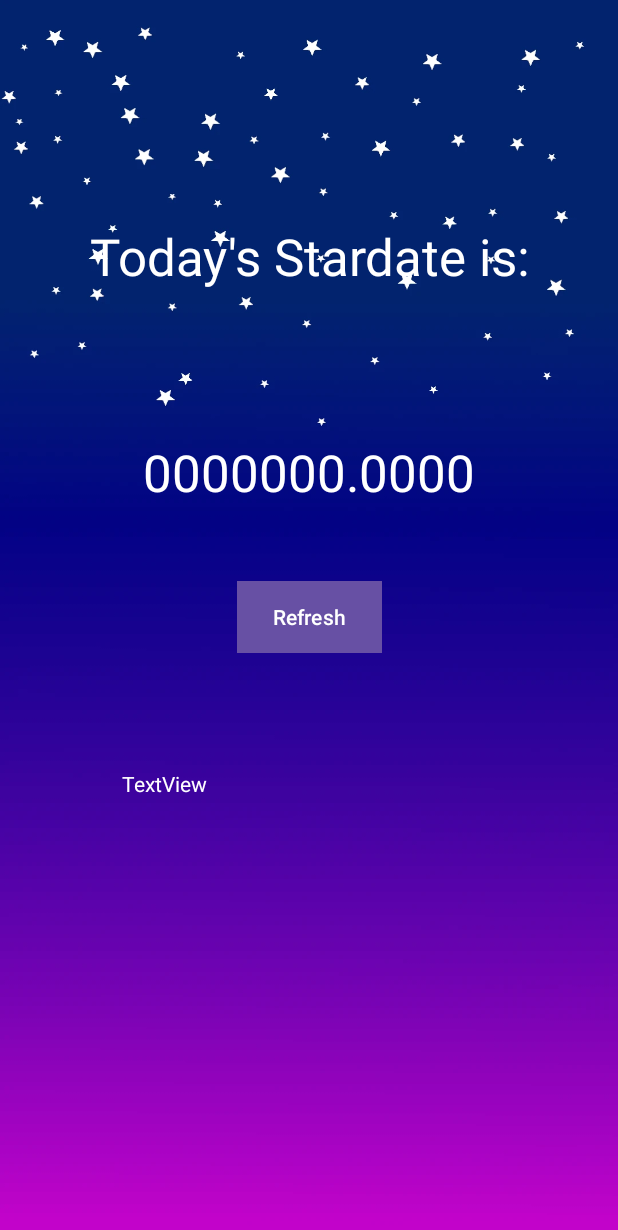
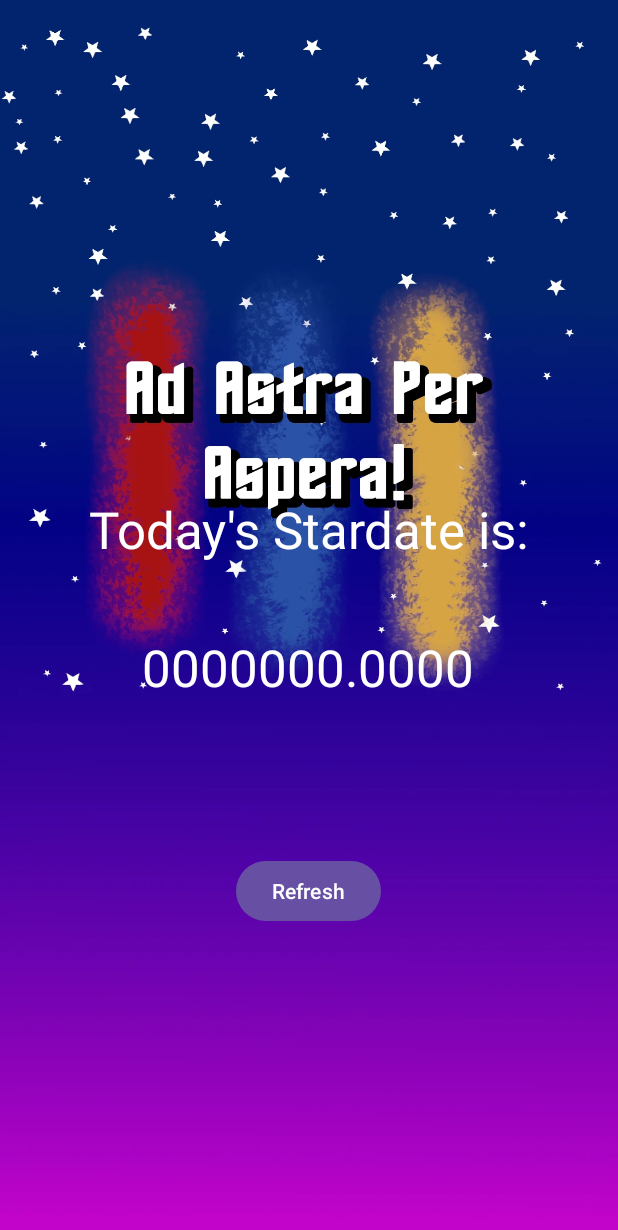
Before and after one commit to 2744-ContriteArray/Calendarium-Stellare-in-Androidio, an Android app: the layout activity_main.xml on its own in the app's theme, with its tools: preview values and no code run, on a phone screen of 412 x 824 dp. Shown: the top 1230 px of the screen. Run offline under Robolectric (Android 15) with nearby library versions, the light colour scheme and no system bars.

Commit message:
VERSION 0.1.4
- Updated background image
- Disabled visibility on debug TextView
- Moved widgets down the screen

WARNING
Days calculation *APPEARS* to be fixed. However, this has happened before and then relapsed due to yet unknown cause(s). Close observation required!

CURRENT ISSUES
- Calculations in calcStardate() need verification
- Minutes are not calculating properly
   - evaluates to a constant regardless of elapsed time. will not increment
- Time of day is currently behind by approximately 0h49m11s
   - python time: 04.3722
   - Java time: 03.4811
   - Earth time 4:48 pm EST (9/10/26)

```diff
--- a/app/src/main/res/layout/activity_main.xml
+++ b/app/src/main/res/layout/activity_main.xml
@@ -5,44 +5,58 @@
     android:id="@+id/main"
     android:layout_width="match_parent"
     android:layout_height="match_parent"
-    tools:context=".MainActivity"
-    android:background="@mipmap/app_backdrop">
+    android:background="@mipmap/app_backdrop"
+    tools:context=".MainActivity">
 
     <TextView
         android:id="@+id/Today_is"
         android:layout_width="wrap_content"
         android:layout_height="wrap_content"
-        android:layout_marginTop="148dp"
+        android:layout_marginTop="330dp"
         android:accessibilityHeading="true"
         android:contentDescription="Today's stardate is:"
         android:editable="false"
         android:text="Today's Stardate is:"
         android:textAlignment="center"
+        android:textColor="@color/white"
         android:textIsSelectable="false"
         android:textSize="34sp"
-        android:textColor="@color/white"
         app:layout_constraintEnd_toEndOf="parent"
-        app:layout_constraintHorizontal_bias="0.5"
+        app:layout_constraintHorizontal_bias="0.495"
         app:layout_constraintStart_toStartOf="parent"
         app:layout_constraintTop_toTopOf="parent" />
+
+    <Button
+        android:id="@+id/refresher"
+        android:layout_width="wrap_content"
+        android:layout_height="wrap_content"
+        android:layout_marginTop="56dp"
+        android:layout_marginBottom="160dp"
+        android:enabled="true"
+        android:text="Refresh"
+        android:textColorLink="#E7E701"
+        app:layout_constraintBottom_toBottomOf="parent"
+        app:layout_constraintEnd_toEndOf="parent"
+        app:layout_constraintHorizontal_bias="0.498"
+        app:layout_constraintStart_toStartOf="parent"
+        app:layout_constraintTop_toBottomOf="@+id/NowDate"
+        app:strokeColor="#D6A444" />
 
     <TextView
         android:id="@+id/NowDate"
         android:layout_width="wrap_content"
         android:layout_height="wrap_content"
         android:layout_marginTop="58dp"
-        android:layout_marginBottom="435dp"
+        android:width="250sp"
+        android:height="34sp"
         android:editable="false"
         android:text="0000000.0000"
-        android:height="34sp"
-        android:width="250sp"
         android:textAlignment="center"
+        android:textColor="@color/white"
         android:textIsSelectable="true"
         android:textSize="34sp"
-        android:textColor="@color/white"
-        app:layout_constraintBottom_toBottomOf="parent"
         app:layout_constraintEnd_toEndOf="parent"
-        app:layout_constraintHorizontal_bias="0.5"
+        app:layout_constraintHorizontal_bias="0.496"
         app:layout_constraintStart_toStartOf="parent"
         app:layout_constraintTop_toBottomOf="@+id/Today_is" />
 
@@ -50,31 +64,18 @@
         android:id="@+id/debugHermes"
         android:layout_width="wrap_content"
         android:layout_height="wrap_content"
-        android:layout_marginTop="175dp"
+        android:layout_marginBottom="15dp"
         android:width="250sp"
         android:height="250sp"
         android:backgroundTint="#7C7B7B"
+        android:enabled="false"
         android:scrollHorizontally="false"
         android:text="TextView"
         android:textColor="@color/white"
-        android:visibility="visible"
+        android:visibility="invisible"
+        app:layout_constraintBottom_toBottomOf="parent"
         app:layout_constraintEnd_toEndOf="parent"
         app:layout_constraintHorizontal_bias="0.5"
-        app:layout_constraintStart_toStartOf="parent"
-        app:layout_constraintTop_toBottomOf="@+id/NowDate" />
+        app:layout_constraintStart_toStartOf="parent" />
 
-    <Button
-        android:id="@+id/refresher"
-        android:layout_width="wrap_content"
-        android:layout_height="wrap_content"
-        android:layout_marginTop="50dp"
-        android:background="#FFF200"
-        android:enabled="true"
-        android:text="Refresh"
-        android:textColorLink="#E7E701"
-        app:iconTint="#DED300"
-        app:layout_constraintEnd_toEndOf="parent"
-        app:layout_constraintHorizontal_bias="0.5"
-        app:layout_constraintStart_toStartOf="parent"
-        app:layout_constraintTop_toBottomOf="@+id/NowDate" />
 </androidx.constraintlayout.widget.ConstraintLayout>
```
Also changed, not shown: app/src/main/res/mipmap-hdpi/app_backdrop.webp, 1 other file.
